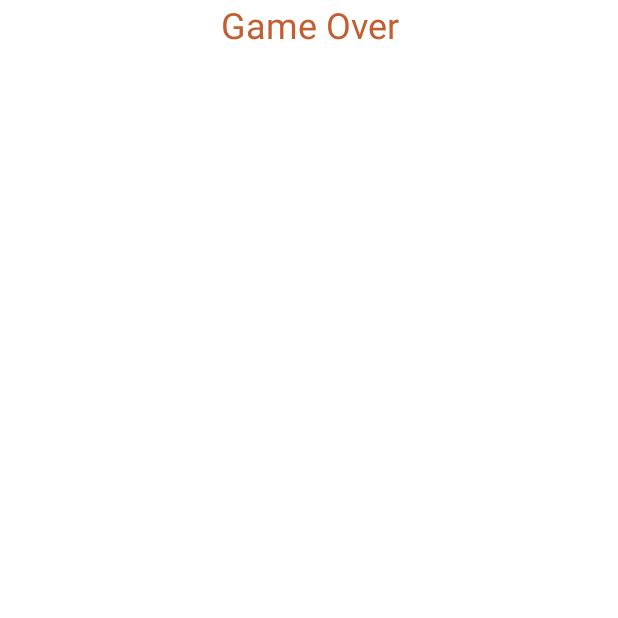
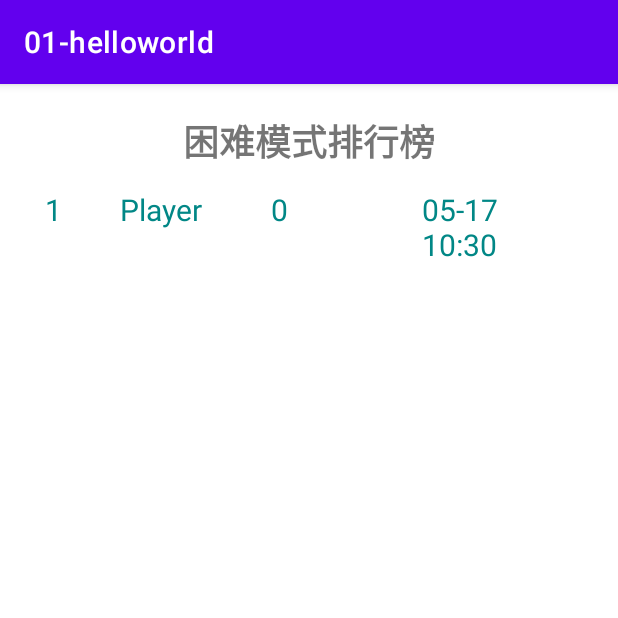
Before and after one commit to joeyscave/AircraftWarMobile, an Android app: the RankActivity screen opened directly, with no data from a screen before it, on a phone screen of 412 x 824 dp, the top half of it. Run offline under Robolectric (Android 15) with nearby library versions, the phone set to English and light mode, and no system bars.

Commit message:
offline rank | code transplant

```diff
--- a/app/src/main/java/com/yuan/AircraftWarMobile/activity/RankActivity.java
+++ b/app/src/main/java/com/yuan/AircraftWarMobile/activity/RankActivity.java
@@ -3,17 +3,96 @@ package com.yuan.AircraftWarMobile.activity;
 import androidx.appcompat.app.AppCompatActivity;
 
 import android.os.Bundle;
+import android.view.View;
+import android.view.ViewGroup;
+import android.widget.AdapterView;
+import android.widget.BaseAdapter;
+import android.widget.ListView;
+import android.widget.TextView;
+import android.widget.Toast;
 
 import com.yuan.AircraftWarMobile.R;
+import com.yuan.AircraftWarMobile.application.Main;
+import com.yuan.AircraftWarMobile.rank.RankDaoImp;
+import com.yuan.AircraftWarMobile.rank.Record;
+import com.yuan.AircraftWarMobile.settings.Settings;
+
+import java.io.IOException;
+import java.text.SimpleDateFormat;
+import java.util.List;
 
 public class RankActivity extends AppCompatActivity {
-
-    @Override
+    private List<Record> list;
+    private RankDaoImp dao;
+    private MyAdapter adapter;
+    private ListView lv;
+    private TextView tableTitle;
+    private static String currenttime;
     protected void onCreate(Bundle savedInstanceState) {
         super.onCreate(savedInstanceState);
         setContentView(R.layout.activity_rank);
-        if (getSupportActionBar() != null) {
-            getSupportActionBar().hide();
+        initView();
+        dao = new RankDaoImp(this);
+
+        SimpleDateFormat sdf= new SimpleDateFormat("MM-dd HH:mm");
+        currenttime = sdf.format(System.currentTimeMillis());
+        Record record = new Record(1,"Player", Main.settings.score,currenttime);
+        dao.insert(record);
+        try {
+            list=dao.queryAll();
+        } catch (IOException e) {
+            e.printStackTrace();
+        }
+        adapter = new MyAdapter();
+        lv.setAdapter(adapter);
+    }
+    private void initView(){
+        lv = (ListView) findViewById(R.id.l1);
+        lv.setOnItemClickListener(new MyOnItemClickListener());
+        tableTitle = (TextView) findViewById(R.id.tableTitle);
+        switch (Settings.backGroundIndex / 2) {
+            case 0:
+                tableTitle.setText("简单模式排行榜");
+                break;
+            case 1:
+                tableTitle.setText("普通模式排行榜");
+                break;
+            case 2:
+                tableTitle.setText("困难模式排行榜");
+                break;
+            default:
+        }
+    }
+
+    private class MyAdapter extends BaseAdapter {
+        public int getCount() {
+            return list.size();
+        }
+        public Object getItem(int position) {
+            return list.get(position);
+        }
+        public long getItemId(int position) {
+            return position;
+        }
+        public View getView(int position, View convertView, ViewGroup parent) {
+            View item = convertView != null ? convertView : View.inflate(
+                    getApplicationContext(), R.layout.item, null            );
+            TextView idView = (TextView) item.findViewById(R.id.idTV);
+            TextView nameView = (TextView) item.findViewById(R.id.nameTV);
+            TextView scoreView = (TextView) item.findViewById(R.id.scoreTV);
+            TextView dateView = (TextView) item.findViewById(R.id.dateTV);
+            final Record record = list.get(position);
+            idView.setText(record.getId()+"");
+            nameView.setText(record.getName()+"");
+            scoreView.setText(record.getScore()+"");
+            dateView.setText(record.getDate()+"");
+            return item;
+        }
+    }
+    private class MyOnItemClickListener implements AdapterView.OnItemClickListener {
+        public void onItemClick(AdapterView<?> parent, View view, int position, long id){
+            Record r = (Record) parent.getItemAtPosition(position);
+            Toast.makeText(getApplicationContext(),r.toString(),Toast.LENGTH_SHORT).show();
         }
     }
 }
--- /dev/null
+++ b/app/src/main/java/com/yuan/AircraftWarMobile/rank/MyHelper.java
@@ -0,0 +1,31 @@
+package com.yuan.AircraftWarMobile.rank;
+
+import android.content.Context;
+import android.database.sqlite.SQLiteDatabase;
+import android.database.sqlite.SQLiteOpenHelper;
+import android.util.Log;
+
+import com.yuan.AircraftWarMobile.settings.Settings;
+
+import java.sql.SQLException;
+
+public class MyHelper extends SQLiteOpenHelper {
+    public MyHelper(Context context){
+        super(context,"itcast.db",null,3);
+    }
+    public void onCreate(SQLiteDatabase db){
+        db.execSQL("CREATE TABLE easyRank(id INTEGER, name VARCHAR(20), score INTEGER, date VARCHAR(20))");
+        Log.i("MyHelper", "==== Easy SQLite onCreateCommand ===");
+        db.execSQL("CREATE TABLE normalRank(id INTEGER, name VARCHAR(20), score INTEGER, date VARCHAR(20))");
+        Log.i("MyHelper", "==== Normal SQLite onCreateCommand ===");
+        db.execSQL("CREATE TABLE hardRank(id INTEGER, name VARCHAR(20), score INTEGER, date VARCHAR(20))");
+        Log.i("MyHelper", "==== Hard SQLite onCreateCommand ===");
+    }
+    public  void  onUpgrade(SQLiteDatabase db,int oldVersion,int newViersion){
+        System.out.println("onUpgrade");
+        db.execSQL("drop table if exists "+"easyRank");
+        db.execSQL("drop table if exists "+"normalRank");
+        db.execSQL("drop table if exists "+"hardRank");
+        onCreate(db);
+    }
+}
--- a/app/src/main/java/com/yuan/AircraftWarMobile/rank/RankDaoImp.java
+++ b/app/src/main/java/com/yuan/AircraftWarMobile/rank/RankDaoImp.java
@@ -1,13 +1,14 @@
 package com.yuan.AircraftWarMobile.rank;
+
+import android.content.ContentValues;
+import android.content.Context;
+import android.database.Cursor;
+import android.database.sqlite.SQLiteDatabase;
+import android.database.sqlite.SQLiteOpenHelper;
 
 import com.yuan.AircraftWarMobile.settings.Settings;
 
-import java.io.EOFException;
-import java.io.FileInputStream;
-import java.io.FileOutputStream;
 import java.io.IOException;
-import java.io.ObjectInputStream;
-import java.io.ObjectOutputStream;
 import java.util.Collections;
 import java.util.LinkedList;
 import java.util.List;
@@ -15,80 +16,64 @@ import java.util.List;
 public class RankDaoImp implements RankDao {
 
     private List<Record> rank = new LinkedList<>();
+    private MyHelper helper;
+    private String tableName;
 
-    public RankDaoImp() {
-        String[] mode={"easy","normal","hard"};
-        this.load(mode[Settings.backGroundIndex/2]);
-    }
-
-    @Override
-    public String toString() {
-        String rankString =
-                "**********************\n" +
-                        "       得分排行榜\n" +
-                        "**********************\n";
-        int index = 1;
-        for (Record record : rank) {
-            rankString += "第" + index + "名：" + record + "\n";
-            index++;
-        }
-        return rankString;
-    }
-
-    @Override
-    public String[][] toTable() {
-        if (rank == null) return null;
-        String[][] tableData = new String[rank.size()][];
-        int index = 1;
-        for (Record record : rank) {
-            String[] recordString = {Integer.toString(index), record.getName(), Integer.toString(record.getScore()), record.getDate()};
-            tableData[index - 1] = recordString;
-            index++;
-        }
-        return tableData;
-    }
-
-    /**
-     * 从文件读入javabean
-     */
-    @Override
-    public void load(String mode) {
-        try (ObjectInputStream ois = new ObjectInputStream(new FileInputStream("src\\edu\\hitsz\\rank\\rank_"+mode+".txt"))) {
-            rank = (LinkedList<Record>) ois.readObject();
-        } catch (EOFException e) {
-            //忽略
-        } catch (IOException | ClassNotFoundException e) {
-            throw new RuntimeException(e);
+    public RankDaoImp(Context context) {
+        helper = new MyHelper(context);
+        switch (Settings.backGroundIndex / 2) {
+            case 0:
+                tableName = "easyRank";
+                break;
+            case 1:
+                tableName = "normalRank";
+                break;
+            case 2:
+                tableName = "hardRank";
+                break;
+            default:
         }
     }
 
-    /**
-     * 从javabean写入文件
-     */
-    @Override
-    public void store(String mode) {
-        try (ObjectOutputStream oos = new ObjectOutputStream(new FileOutputStream("src\\edu\\hitsz\\rank\\rank_"+mode+".txt"))) {
-            oos.writeObject(rank);
-        } catch (IOException e) {
-            throw new RuntimeException(e);
-        }
+    public void insert(Record record) {
+        SQLiteDatabase db = helper.getWritableDatabase();
+        //db.execSQL("delete from " + tableName);//通过该指令清空数据库
+        ContentValues values = new ContentValues();
+        values.put("id",record.getId());
+        values.put("name", record.getName());
+        values.put("score", record.getScore());
+        values.put("date", record.getDate());
+        db.insert(tableName, null, values);
+        db.close();
     }
 
-    @Override
-    public void add(String name, int score, String date) {
-        rank.add(new Record(score, name, date));
-        System.out.println("----------");
-        Collections.sort(rank);
+    public List<Record> queryAll() throws IOException {
+        SQLiteDatabase db=helper.getWritableDatabase();
+        Cursor c=db.query(tableName,null,null,null,null,null,"score DESC");
+        List<Record> records = new LinkedList<>();
+        while (c.moveToNext()){
+            int id=c.getInt(c.getColumnIndex("id"));
+            String name=c.getString(c.getColumnIndex("name"));
+            int score=c.getInt(c.getColumnIndex("score"));
+            String date=c.getString(c.getColumnIndex("date"));
+            records.add(new Record(id ,name, score, date));
+        }
+        db.execSQL("delete from " + tableName);
+        sortRank(records);
+        c.close();
+        db.close();
+        return records;
     }
 
-    @Override
-    public void remove(int row) {
-        this.rank.remove(row);
-        Collections.sort(this.rank);
-    }
-
-    @Override
-    public void clear() {
-        rank.clear();
+    public List<Record> sortRank (List<Record> records) throws IOException{
+        Collections.sort(records);
+        int ranknum = 0;
+        for(Record u:records){
+            ranknum += 1;
+            u.setId(ranknum);
+            insert(u);
+            System.out.println("排行" + u.getId()+"\t"+u.getName()+"\t"+u.getScore()+"\t"+u.getDate());
+        }
+        return records;
     }
 }
--- a/app/src/main/java/com/yuan/AircraftWarMobile/rank/Record.java
+++ b/app/src/main/java/com/yuan/AircraftWarMobile/rank/Record.java
@@ -3,11 +3,13 @@ package com.yuan.AircraftWarMobile.rank;
 import java.io.Serializable;
 
 public class Record implements Serializable,Comparable<Record> {
+    private int id;
     private int score;
     private String name;
     private String date;
 
-    public Record(int score, String name, String date) {
+    public Record(int id, String name, int score, String date) {
+        this.id = id;
         this.score = score;
         this.name = name;
         this.date = date;
@@ -20,8 +22,10 @@ public class Record implements Serializable,Comparable<Record> {
 
     @Override
     public String toString() {
-        return name+","+score+","+date;
+        return id + "," + name+","+score+","+date;
     }
+
+    public int getId() { return id; }
 
     public int getScore() {
         return score;
@@ -35,6 +39,8 @@ public class Record implements Serializable,Comparable<Record> {
         return date;
     }
 
+    public void setId(int rank) {this.id = rank;}
+
     public void setScore(int score) {
         this.score = score;
     }
@@ -46,4 +52,6 @@ public class Record implements Serializable,Comparable<Record> {
     public void setDate(String date) {
         this.date = date;
     }
+
+
 }
--- a/app/src/main/res/layout/activity_rank.xml
+++ b/app/src/main/res/layout/activity_rank.xml
@@ -1,22 +1,28 @@
 <?xml version="1.0" encoding="utf-8"?>
-<LinearLayout xmlns:android="http://schemas.android.com/apk/res/android"
-    xmlns:app="http://schemas.android.com/apk/res-auto"
+<RelativeLayout xmlns:android="http://schemas.android.com/apk/res/android"
     xmlns:tools="http://schemas.android.com/tools"
+    android:id="@+id/activity_shang"
     android:layout_width="match_parent"
     android:layout_height="match_parent"
+    android:paddingBottom="20sp"
+    android:paddingLeft="20sp"
+    android:paddingRight="20sp"
+    android:paddingTop="20sp"
     tools:context=".activity.RankActivity">
 
     <TextView
-        android:layout_width="match_parent"
+        android:id="@+id/tableTitle"
+        android:layout_width="wrap_content"
         android:layout_height="wrap_content"
-        android:gravity="center"
-        android:text="Game Over"
-        android:textColor="#c15f31"
+        android:layout_centerHorizontal="true"
+        android:text="TextView"
         android:textSize="24sp"
-        app:layout_constraintBottom_toBottomOf="parent"
-        app:layout_constraintLeft_toLeftOf="parent"
-        app:layout_constraintRight_toRightOf="parent"
-        app:layout_constraintTop_toTopOf="parent" />
+        android:textStyle="bold" />
 
+    <ListView
+        android:id="@+id/l1"
+        android:layout_width="wrap_content"
+        android:layout_height="wrap_content"
+        android:layout_marginTop="40sp" />
 
-</LinearLayout>
+</RelativeLayout>
--- /dev/null
+++ b/app/src/main/res/layout/item.xml
@@ -0,0 +1,40 @@
+<?xml version="1.0" encoding="utf-8"?>
+<LinearLayout xmlns:android="http://schemas.android.com/apk/res/android"
+    android:orientation="horizontal"
+    android:layout_width="match_parent"
+    android:layout_height="match_parent"
+    android:padding="10dp">
+    <TextView
+        android:id="@+id/idTV"
+        android:layout_width="0dp"
+        android:layout_height="wrap_content"
+        android:layout_weight="1"
+        android:text="1"
+        android:textColor="@color/teal_700"
+        android:textSize="20sp"/>
+    <TextView
+        android:id="@+id/nameTV"
+        android:layout_width="0dp"
+        android:layout_height="wrap_content"
+        android:layout_weight="2"
+        android:text="PQ"
+        android:textColor="@color/teal_700"
+        android:textSize="20sp"/>
+    <TextView
+        android:id="@+id/scoreTV"
+        android:layout_width="0dp"
+        android:layout_height="wrap_content"
+        android:layout_weight="2"
+        android:text="12345"
+        android:textColor="@color/teal_700"
+        android:textSize="20sp"/>
+    <TextView
+        android:id="@+id/dateTV"
+        android:layout_width="0dp"
+        android:layout_height="wrap_content"
+        android:layout_weight="2"
+        android:text="2022/1/23"
+        android:textColor="@color/teal_700"
+        android:textSize="20sp"/>
+
+</LinearLayout>
```
Also changed, not shown: app/src/main/java/com/yuan/AircraftWarMobile/rank/RankDao.java (+1 -6 lines).
